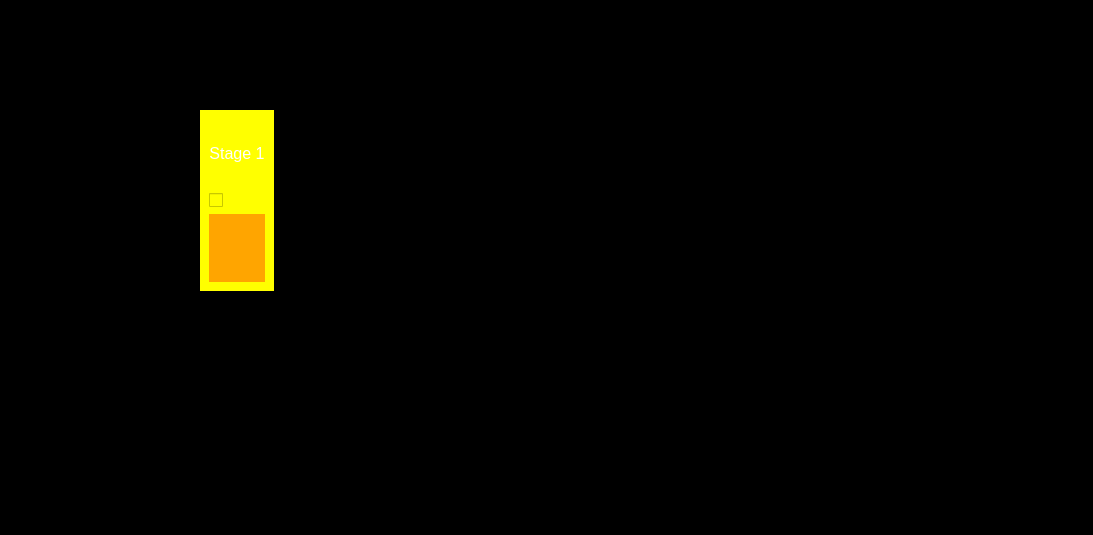
Above: Frontend/Designer/Stage_Widget.ui from odevincenti/TC_TP4 before the change. Below: the same form after it.
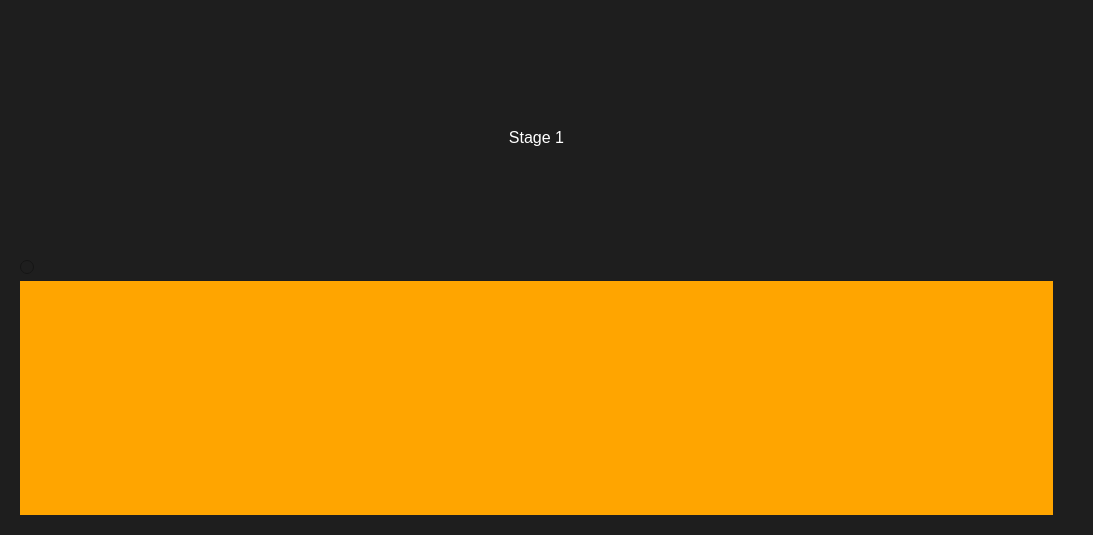
That is the form after the change.

Commit message: micho k-po16: Despues todo stages

```diff
--- a/Frontend/Designer/Stage_Widget.ui
+++ b/Frontend/Designer/Stage_Widget.ui
@@ -14,25 +14,18 @@
    <string>Form</string>
   </property>
   <property name="styleSheet">
-   <string notr="true">background:black;
+   <string notr="true">background:rgb(30,30,30);
 </string>
   </property>
-  <widget class="QWidget" name="horizontalLayoutWidget">
-   <property name="geometry">
-    <rect>
-     <x>200</x>
-     <y>110</y>
-     <width>361</width>
-     <height>181</height>
-    </rect>
-   </property>
+  <layout class="QHBoxLayout" name="horizontalLayout_4">
+   <item>
    <layout class="QHBoxLayout" name="horizontalLayout">
     <item>
      <layout class="QVBoxLayout" name="verticalLayout_3">
       <item>
        <widget class="QWidget" name="widget_Stages" native="true">
         <property name="styleSheet">
-         <string notr="true">background:yellow;</string>
+          <string notr="true"/>
         </property>
         <layout class="QHBoxLayout" name="horizontalLayout_3">
          <item>
@@ -56,7 +49,7 @@
             </widget>
            </item>
            <item>
-            <widget class="QCheckBox" name="checkBox">
+             <widget class="QRadioButton" name="radioButton">
              <property name="text">
               <string/>
              </property>
@@ -93,21 +86,9 @@
       </property>
      </spacer>
     </item>
-    <item>
-     <spacer name="horizontalSpacer">
-      <property name="orientation">
-       <enum>Qt::Horizontal</enum>
-      </property>
-      <property name="sizeHint" stdset="0">
-       <size>
-        <width>40</width>
-        <height>20</height>
-       </size>
-      </property>
-     </spacer>
-    </item>
-   </layout>
-  </widget>
+    </layout>
+   </item>
+  </layout>
  </widget>
  <resources/>
  <connections/>
```
Lines whose indentation alone changed are shown as unchanged. The commit also changes 8 other files.
